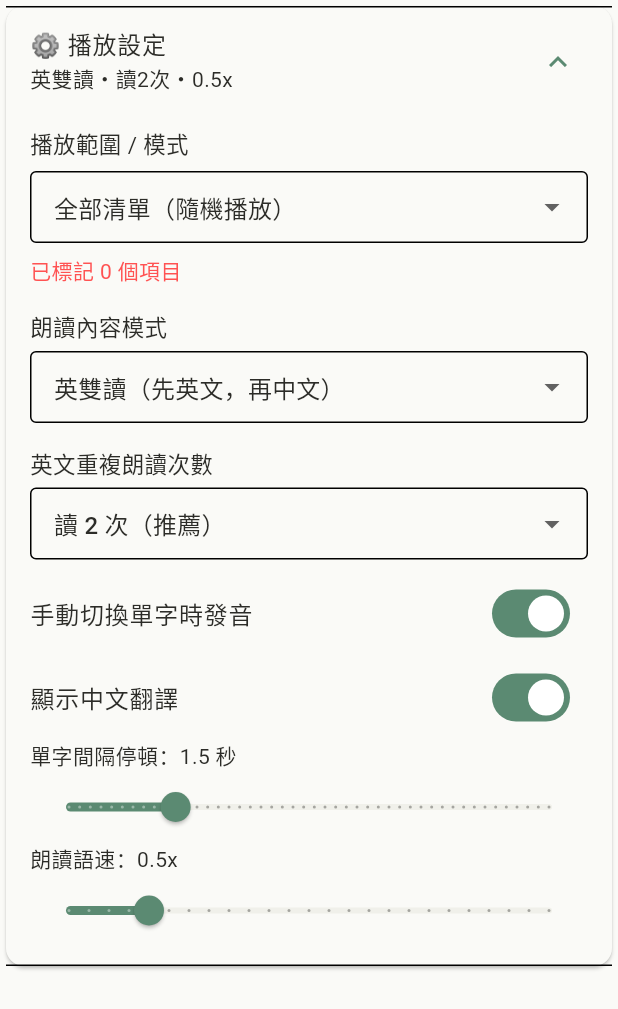
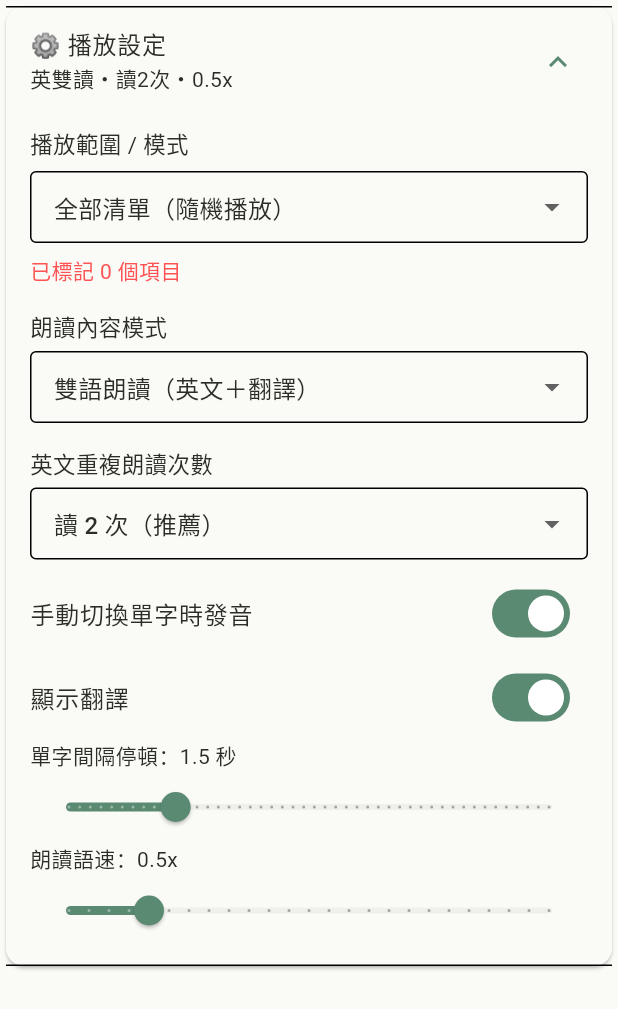
Before and after one commit to lawrence124875/english-learning-app, a Flutter app: the SettingsPanel widget shown alone on an empty page, opened directly, after a tap on "⚙️ 播放設定", on a phone screen of 412 x 824 dp. Shown: the top 1009 px of the screen. Run offline on Flutter 3.47's test engine with Material 3 defaults, Android fonts, the phone set to English and light mode, and no system bars; our stand-ins replace audio_service, cloud_firestore, csv, file_picker, firebase_core, firebase_crashlytics and 8 more; missing offline and left inert: android_intent_plus, purchases_flutter; accounts and stored records are empty; generated files the repository leaves out were written again; network calls fail.

```diff
--- a/lib/presentation/widgets/settings_panel.dart
+++ b/lib/presentation/widgets/settings_panel.dart
@@ -2,6 +2,7 @@ import 'package:flutter/material.dart';
 import 'package:provider/provider.dart';
 import '../../domain/models/playback_settings.dart';
 import '../providers/app_state.dart';
+import '../../l10n/app_localizations.dart';
 
 /// 可收合的播放設定面板。
 /// 預設收合、記住上次展開狀態、收合時顯示目前設定摘要。
@@ -12,10 +13,11 @@ class SettingsPanel extends StatelessWidget {
   Widget build(BuildContext context) {
     final appState = context.watch<AppState>();
     final settings = appState.settings;
+    final l = AppLocalizations.of(context)!;
 
     return Card(
       child: ExpansionTile(
-        title: const Text('⚙️ 播放設定'),
+        title: Text('⚙️ ${l.settingsTitle}'),
         subtitle: Text(settings.summaryLine),
         initiallyExpanded: settings.settingsPanelExpanded,
         onExpansionChanged: (expanded) {
@@ -28,7 +30,7 @@ class SettingsPanel extends StatelessWidget {
             padding: const EdgeInsets.symmetric(horizontal: 16),
             child: Align(
               alignment: Alignment.centerLeft,
-              child: Text('已標記 ${appState.currentStarred.length} 個項目',
+              child: Text(l.starredCountLabel(appState.currentStarred.length),
                   style: const TextStyle(color: Colors.redAccent)),
             ),
           ),
@@ -36,13 +38,13 @@ class SettingsPanel extends StatelessWidget {
           _ReadModeDropdown(settings: settings),
           _RepeatCountDropdown(settings: settings),
           SwitchListTile(
-            title: const Text('手動切換單字時發音'),
+            title: Text(l.speakOnManualNavigateLabel),
             value: settings.speakOnManualNavigate,
             onChanged: (v) => appState.updateSettings(
                 settings.copyWith(speakOnManualNavigate: v)),
           ),
           SwitchListTile(
-            title: const Text('顯示中文翻譯'),
+            title: Text(l.showTranslationLabel),
             value: settings.showTranslation,
             onChanged: (v) => appState
                 .updateSettings(settings.copyWith(showTranslation: v)),
@@ -52,7 +54,8 @@ class SettingsPanel extends StatelessWidget {
             child: Column(
               crossAxisAlignment: CrossAxisAlignment.start,
               children: [
-                Text('單字間隔停頓：${settings.intervalSeconds.toStringAsFixed(1)} 秒'),
+                Text(l.intervalSecondsLabel(
+                    settings.intervalSeconds.toStringAsFixed(1))),
                 Slider(
                   value: settings.intervalSeconds,
                   min: 0.5,
@@ -69,7 +72,7 @@ class SettingsPanel extends StatelessWidget {
             child: Column(
               crossAxisAlignment: CrossAxisAlignment.start,
               children: [
-                Text('朗讀語速：${settings.speechRate.toStringAsFixed(1)}x'),
+                Text(l.speechRateLabel(settings.speechRate.toStringAsFixed(1))),
                 Slider(
                   value: settings.speechRate,
                   min: 0.3,
@@ -115,18 +118,18 @@ class _ScopeModeDropdown extends StatelessWidget {
   final PlaybackSettings settings;
   const _ScopeModeDropdown({required this.settings});
 
-  static const _labels = {
-    ScopeMode.allRandom: '全部清單（隨機播放）',
-    ScopeMode.allSequential: '全部清單（依序播放）',
-    ScopeMode.starredRandom: '僅不熟悉（隨機播放）',
-    ScopeMode.starredSequential: '僅不熟悉（依序播放）',
-  };
-
   @override
   Widget build(BuildContext context) {
     final appState = context.read<AppState>();
+    final l = AppLocalizations.of(context)!;
+    final labels = {
+      ScopeMode.allRandom: l.scopeAllRandom,
+      ScopeMode.allSequential: l.scopeAllSequential,
+      ScopeMode.starredRandom: l.scopeStarredRandom,
+      ScopeMode.starredSequential: l.scopeStarredSequential,
+    };
     return _StackedSettingRow(
-      title: '播放範圍 / 模式',
+      title: l.scopeModeLabel,
       control: DropdownButtonFormField<ScopeMode>(
         initialValue: settings.scopeMode,
         isExpanded: true,
@@ -134,7 +137,7 @@ class _ScopeModeDropdown extends StatelessWidget {
           contentPadding: EdgeInsets.symmetric(horizontal: 12, vertical: 8),
           border: OutlineInputBorder(),
         ),
-        items: _labels.entries
+        items: labels.entries
             .map((e) => DropdownMenuItem(value: e.key, child: Text(e.value)))
             .toList(),
         onChanged: (v) {
@@ -154,8 +157,9 @@ class _ReadModeDropdown extends StatelessWidget {
   @override
   Widget build(BuildContext context) {
     final appState = context.read<AppState>();
+    final l = AppLocalizations.of(context)!;
     return _StackedSettingRow(
-      title: '朗讀內容模式',
+      title: l.readModeLabel,
       control: DropdownButtonFormField<ReadMode>(
         initialValue: settings.readMode,
         isExpanded: true,
@@ -163,10 +167,11 @@ class _ReadModeDropdown extends StatelessWidget {
           contentPadding: EdgeInsets.symmetric(horizontal: 12, vertical: 8),
           border: OutlineInputBorder(),
         ),
-        items: const [
+        items: [
           DropdownMenuItem(
-              value: ReadMode.bilingual, child: Text('英雙讀（先英文，再中文）')),
-          DropdownMenuItem(value: ReadMode.englishOnly, child: Text('純英文')),
+              value: ReadMode.bilingual, child: Text(l.readModeBilingual)),
+          DropdownMenuItem(
+              value: ReadMode.englishOnly, child: Text(l.readModeEnglishOnly)),
         ],
         onChanged: (v) {
           if (v != null) {
@@ -185,8 +190,9 @@ class _RepeatCountDropdown extends StatelessWidget {
   @override
   Widget build(BuildContext context) {
     final appState = context.read<AppState>();
+    final l = AppLocalizations.of(context)!;
     return _StackedSettingRow(
-      title: '英文重複朗讀次數',
+      title: l.repeatCountLabel,
       control: DropdownButtonFormField<int>(
         initialValue: settings.repeatCount,
         isExpanded: true,
@@ -194,10 +200,10 @@ class _RepeatCountDropdown extends StatelessWidget {
           contentPadding: EdgeInsets.symmetric(horizontal: 12, vertical: 8),
           border: OutlineInputBorder(),
         ),
-        items: const [
-          DropdownMenuItem(value: 1, child: Text('讀 1 次')),
-          DropdownMenuItem(value: 2, child: Text('讀 2 次（推薦）')),
-          DropdownMenuItem(value: 3, child: Text('讀 3 次')),
+        items: [
+          DropdownMenuItem(value: 1, child: Text(l.repeatOnce)),
+          DropdownMenuItem(value: 2, child: Text(l.repeatTwice)),
+          DropdownMenuItem(value: 3, child: Text(l.repeatThrice)),
         ],
         onChanged: (v) {
           if (v != null) {
```
Also changed, not shown: lib/l10n/app_ja.arb (+34 -1 lines), lib/l10n/app_ko.arb (+34 -1 lines), lib/l10n/app_vi.arb (+34 -1 lines), lib/l10n/app_zh.arb (+60 -1 lines), lib/presentation/screens/stats_screen.dart (+30 -22 lines).
